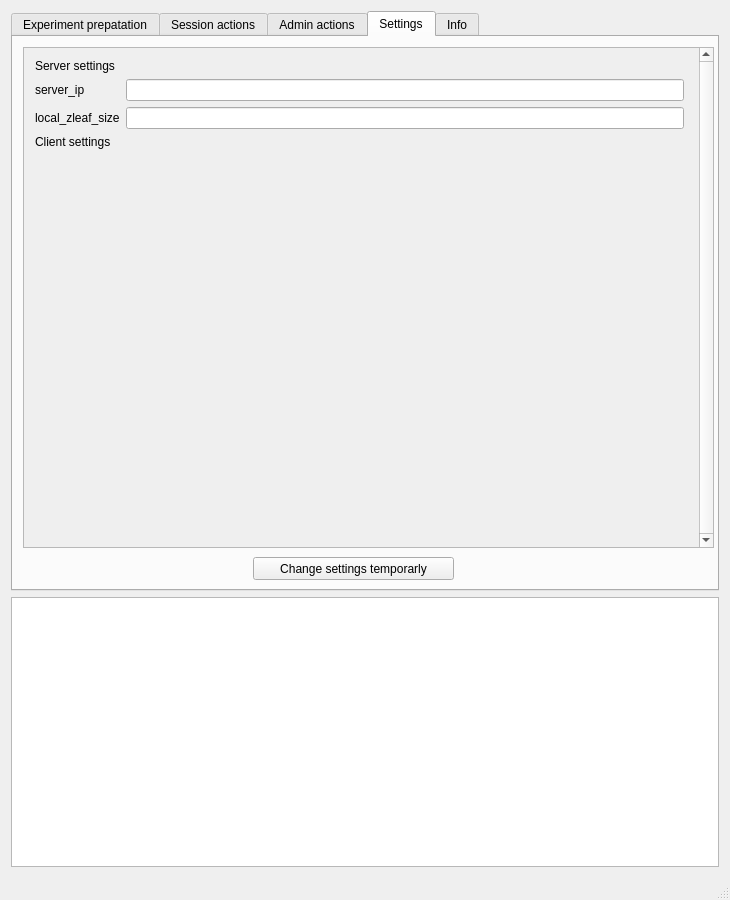
The window that src/mainwindow.ui (tobiaswee/Labcontrol) describes before a commit, drawn with Qt 5.
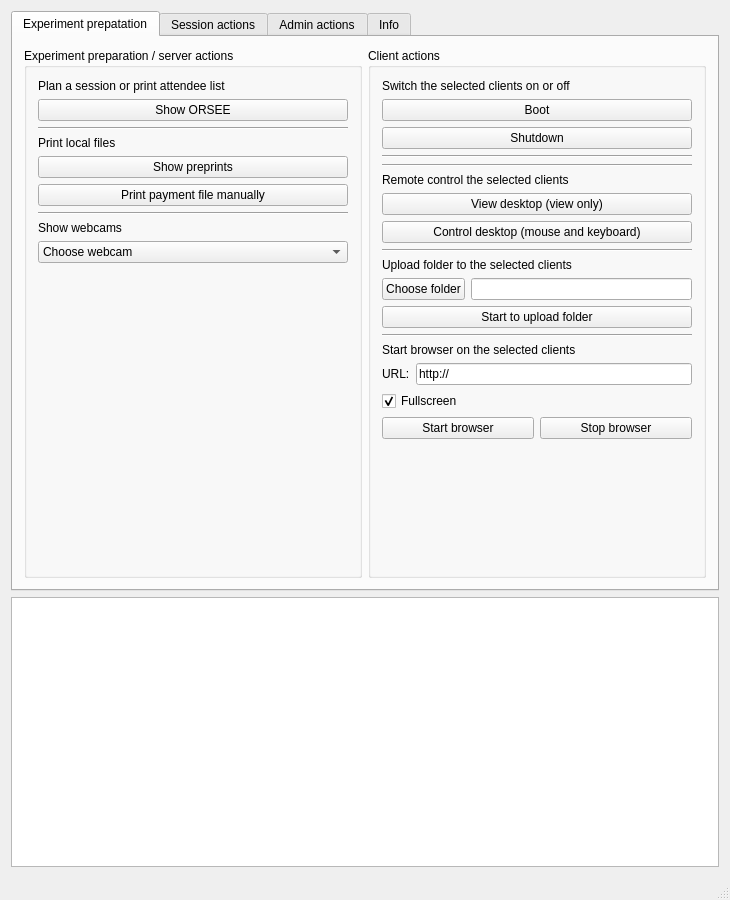
The same window after the commit. The open tabs and pages were chosen to show the change. Icons and pictures are not drawn.

Commit message: deleted settings tab and added cmd ui to sessions tab

Patch:
```diff
--- a/src/mainwindow.ui
+++ b/src/mainwindow.ui
@@ -933,96 +933,6 @@
         </item>
        </layout>
       </widget>
-      <widget class="QWidget" name="TSettings">
-       <attribute name="title">
-        <string>Settings</string>
-       </attribute>
-       <widget class="QPushButton" name="PBChangeSettingsTemp">
-        <property name="geometry">
-         <rect>
-          <x>240</x>
-          <y>520</y>
-          <width>201</width>
-          <height>23</height>
-         </rect>
-        </property>
-        <property name="text">
-         <string>Change settings temporarly</string>
-        </property>
-       </widget>
-       <widget class="QScrollArea" name="SASettings">
-        <property name="geometry">
-         <rect>
-          <x>10</x>
-          <y>10</y>
-          <width>691</width>
-          <height>501</height>
-         </rect>
-        </property>
-        <property name="verticalScrollBarPolicy">
-         <enum>Qt::ScrollBarAlwaysOn</enum>
-        </property>
-        <property name="widgetResizable">
-         <bool>true</bool>
-        </property>
-        <widget class="QWidget" name="SAWCSettings">
-         <property name="geometry">
-          <rect>
-           <x>0</x>
-           <y>0</y>
-           <width>675</width>
-           <height>499</height>
-          </rect>
-         </property>
-         <widget class="QWidget" name="formLayoutWidget">
-          <property name="geometry">
-           <rect>
-            <x>0</x>
-            <y>0</y>
-            <width>671</width>
-            <height>481</height>
-           </rect>
-          </property>
-          <layout class="QFormLayout" name="FLSettings">
-           <item row="0" column="0">
-            <widget class="QLabel" name="LSettingsServerSettings">
-             <property name="text">
-              <string>Server settings</string>
-             </property>
-            </widget>
-           </item>
-           <item row="3" column="0">
-            <widget class="QLabel" name="LSettingsClientSettings">
-             <property name="text">
-              <string>Client settings</string>
-             </property>
-            </widget>
-           </item>
-           <item row="2" column="0">
-            <widget class="QLabel" name="LSettingsServerLocalzLeafSize">
-             <property name="text">
-              <string>local_zleaf_size</string>
-             </property>
-            </widget>
-           </item>
-           <item row="2" column="1">
-            <widget class="QLineEdit" name="LESettingsServerLocalzLeafSize"/>
-           </item>
-           <item row="1" column="0">
-            <widget class="QLabel" name="LSettingsServerIP">
-             <property name="text">
-              <string>server_ip</string>
-             </property>
-            </widget>
-           </item>
-           <item row="1" column="1">
-            <widget class="QLineEdit" name="LESettingsServerIP"/>
-           </item>
-          </layout>
-         </widget>
-        </widget>
-       </widget>
-      </widget>
       <widget class="QWidget" name="TInfo">
        <property name="layoutDirection">
         <enum>Qt::RightToLeft</enum>
```
Left out of the diff: 30 changed lines with no effect on the pictures. The commit also changes 6 other files.
